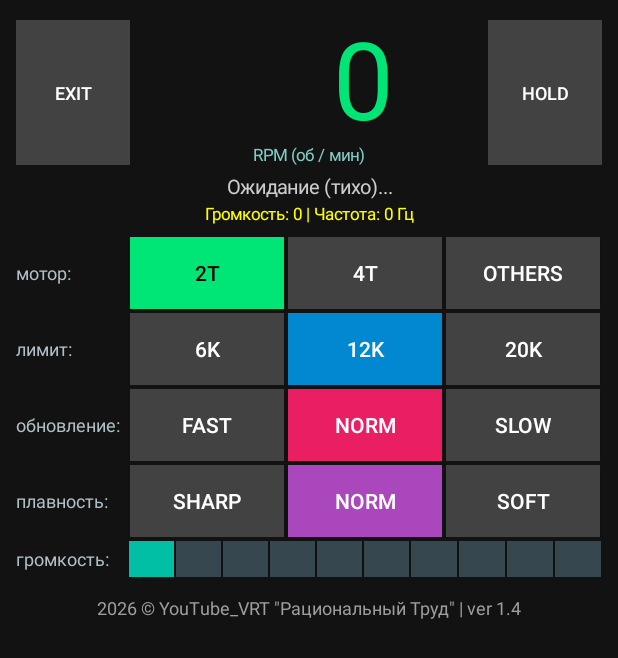
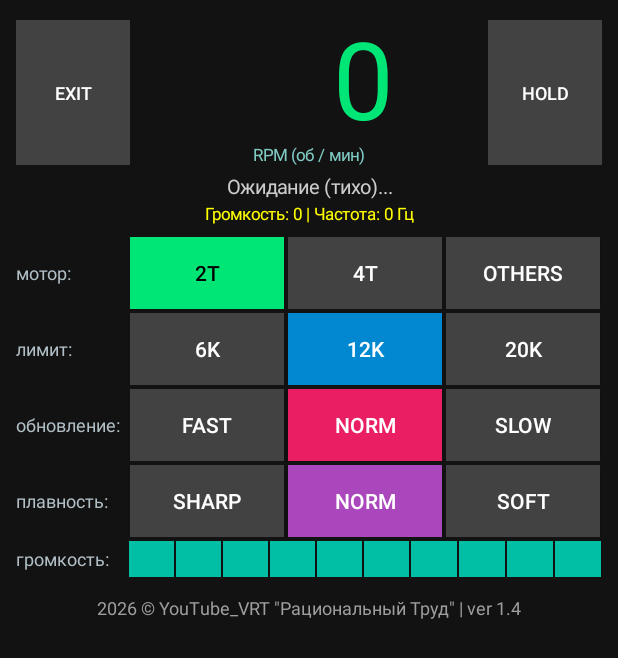
Before and after one commit to maimmr00-ops/rpm-meter, an Android app: the screen it shows after launch (MainActivity), on a phone screen of 412 x 824 dp. Shown: the top 658 px of the screen. Run offline under Robolectric (Android 15) with nearby library versions, the light colour scheme and no system bars.

Commit message:
Update MainActivity.kt

```diff
--- a/app/src/main/java/com/example/rpmmeter/MainActivity.kt
+++ b/app/src/main/java/com/example/rpmmeter/MainActivity.kt
@@ -321,8 +321,10 @@ class MainActivity : Activity() {
 
         for (i in 0 until 10) {
             val squareBtn = Button(this)
-            // Прямой порядок: 1-й квадрат = 500 (слышит всё), 10-й = 5000 (только сильный шум)
-            val thresholdValue = (i + 1) * 500
+            // ИНВЕРСИЯ:
+            // i = 0 (1-й квадрат) -> порог 5000 (почти ничего не считает, жесткий фильтр)
+            // i = 9 (10-й квадрат) -> порог 500 (считает весь звук на полную)
+            val thresholdValue = (10 - i) * 500
 
             squareBtn.text = ""
             squareBtn.textSize = 10f
@@ -388,15 +390,17 @@ class MainActivity : Activity() {
         btnSmoothSoft.setBackgroundColor(if (!isSharp && !isNorm) Color.parseColor("#AB47BC") else Color.parseColor("#424242"))
         listOf(btnSmoothSharp, btnSmoothNorm, btnSmoothSoft).forEach { it.setTextColor(Color.WHITE) }
 
-        // Подсветка шкалы громкости
+        // Инвертированная подсветка квадратиков (чтобы горело от левого до выбранного уровня)
         val currentThresh = prefsManager.minVolumeThreshold
-        val activeIndex = ((currentThresh / 500) - 1).coerceIn(0, 9)
+        // Вычисляем, сколько квадратиков должно гореть (от 1 до 10)
+        val activeCount = ((10 - (currentThresh / 500))).coerceIn(1, 10)
+
         for (i in 0 until 10) {
             val btn = volumeStepButtons[i] ?: continue
-            if (i <= activeIndex) {
-                btn.setBackgroundColor(Color.parseColor("#00BFA5")) // Активные квадратики
+            if (i < activeCount) {
+                btn.setBackgroundColor(Color.parseColor("#00BFA5")) // Активные (бирюзовые)
             } else {
-                btn.setBackgroundColor(Color.parseColor("#37474F")) // Неактивные
+                btn.setBackgroundColor(Color.parseColor("#37474F")) // Неактивные (темные)
             }
         }
     }
```
